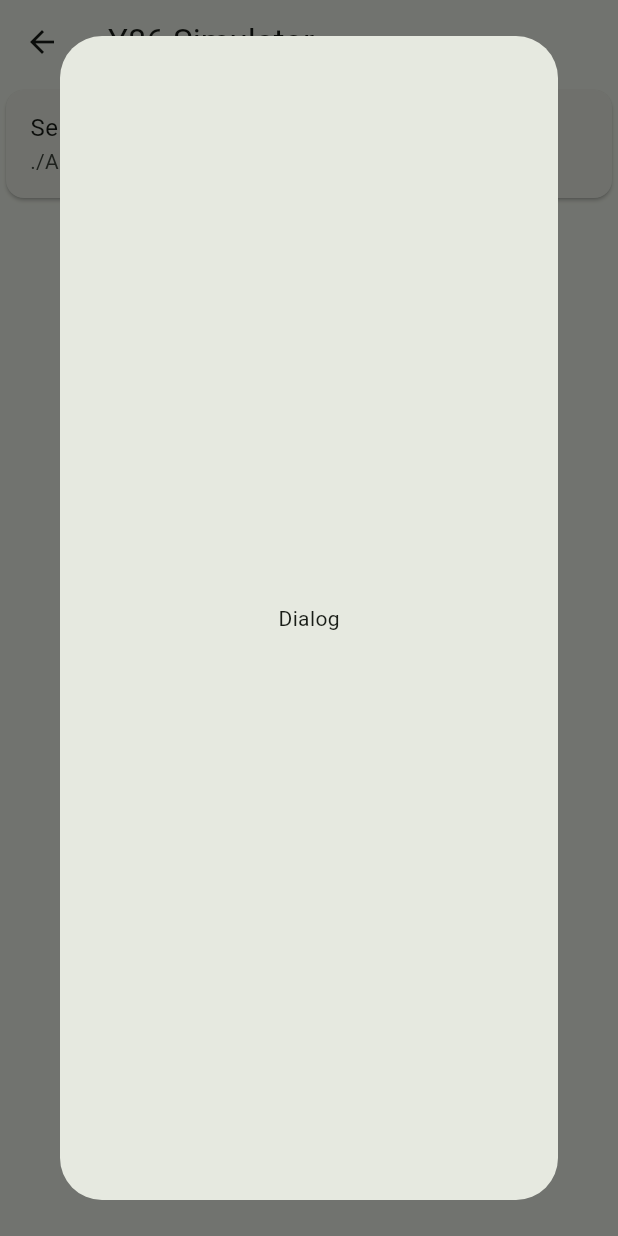
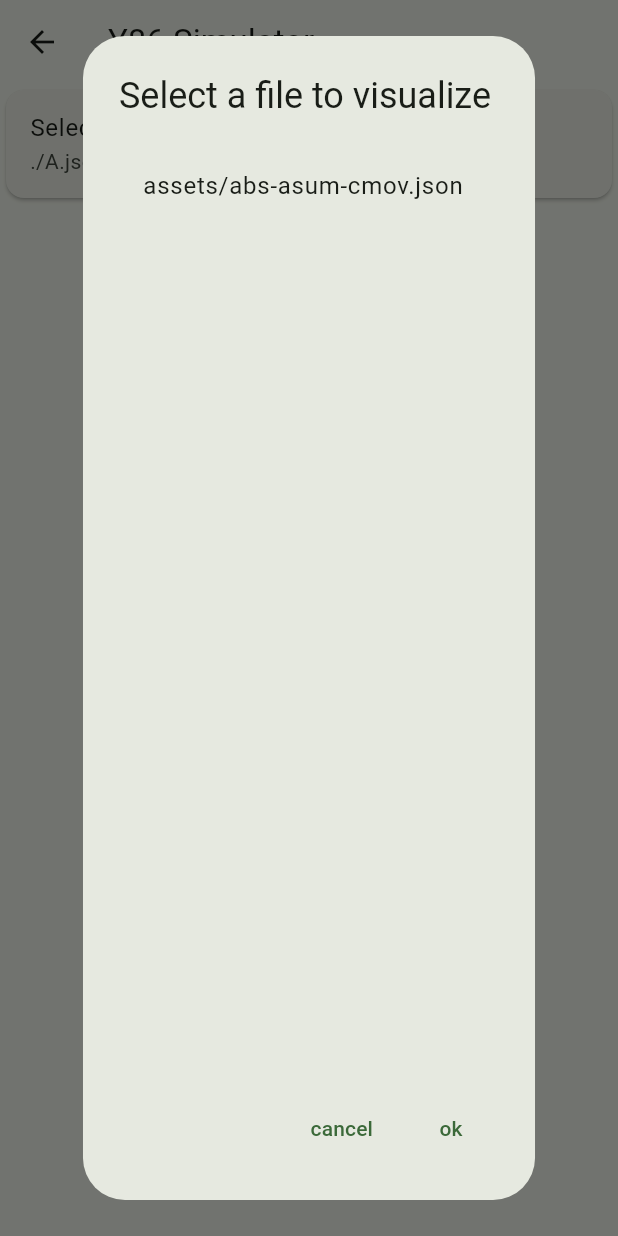
Before and after one commit to Boreas618/y86_simulator_frontend, a Flutter app: the SettingsPage screen opened by its route, after a tap on "Selected File", on a phone screen of 412 x 824 dp. Run offline on Flutter 3.47's test engine with Material 2 defaults, Android fonts, the phone set to English and light mode, and no system bars; our stand-ins replace shared_preferences; accounts and stored records are empty.

Commit message:
feat: read json data list

```diff
--- a/lib/main.dart
+++ b/lib/main.dart
@@ -1,4 +1,5 @@
 import 'package:flutter/material.dart';
+import 'package:flutter/services.dart';
 import 'package:y86_simulator/pages/settings.dart';
 import 'package:y86_simulator/widgets/bottom_bar.dart';
 
@@ -10,8 +11,8 @@ class MyApp extends StatelessWidget {
   const MyApp({super.key});
 
   static final Map<String, Widget Function(BuildContext)> routes = {
-    '/home':(BuildContext context) => const MyHomePage(),
-    '/settings':(BuildContext context)=> const SettingsPage()
+    '/home':(BuildContext context) => DefaultAssetBundle(bundle: rootBundle, child: const MyHomePage()),
+    '/settings':(BuildContext context)=> DefaultAssetBundle(bundle: rootBundle, child: const SettingsPage()),
   };
 
   @override
--- a/lib/pages/settings.dart
+++ b/lib/pages/settings.dart
@@ -1,4 +1,6 @@
 import 'package:flutter/material.dart';
+
+import '../provider/data_provider.dart';
 
 class SettingsPage extends StatefulWidget {
   const SettingsPage({Key? key}) : super(key: key);
@@ -10,12 +12,22 @@ class SettingsPage extends StatefulWidget {
 class _SettingsPageState extends State<SettingsPage> {
 
   void onFileTilePressed() async{
+    List<String> dataPaths = await DataProvider.loadFileList();
     String? rawString = await showDialog(
         context: context,
-        builder: (_)=>Dialog(
-          child: Center(
-            child: Text("Dialog"),
+        builder: (ctx)=>AlertDialog(
+          title: const Text("Select a file to visualize"),
+          content: Column(
+            children: dataPaths.map((e) => ListTile(title: Text(e))).toList(),
           ),
+          actions: [
+            TextButton(
+                onPressed: () => Navigator.pop(ctx),
+                child: Text("cancel")),
+            TextButton(
+                onPressed: (){},
+                child: Text("ok"))
+          ],
         ));
   }
 
--- /dev/null
+++ b/lib/provider/data_provider.dart
@@ -0,0 +1,22 @@
+import 'dart:convert';
+
+import 'package:flutter/material.dart';
+import 'package:flutter/services.dart';
+
+class DataProvider {
+  //DataProvider._();
+
+  //static final DataProvider _instance = DataProvider._();
+
+  //factory DataProvider.getInstance() => _instance;
+
+  static Future<List<String>> loadFileList() async {
+    String manifestContent = await rootBundle.loadString('AssetManifest.json');
+    final Map<String, dynamic> manifestMap = json.decode(manifestContent);
+
+    final dataPaths =
+        manifestMap.keys.where((element) => element.contains(".json")).toList();
+
+    return dataPaths;
+  }
+}
--- a/pubspec.yaml
+++ b/pubspec.yaml
@@ -64,7 +64,8 @@ flutter:
   # assets:
   #   - images/a_dot_burr.jpeg
   #   - images/a_dot_ham.jpeg
-
+  assets:
+    - assets/
   # An image asset can refer to one or more resolution-specific "variants", see
   # https://flutter.dev/assets-and-images/#resolution-aware
 
```
Also changed, not shown: assets/abs-asum-cmov.json (renamed from lib/data/abs-asum-cmov.json).
